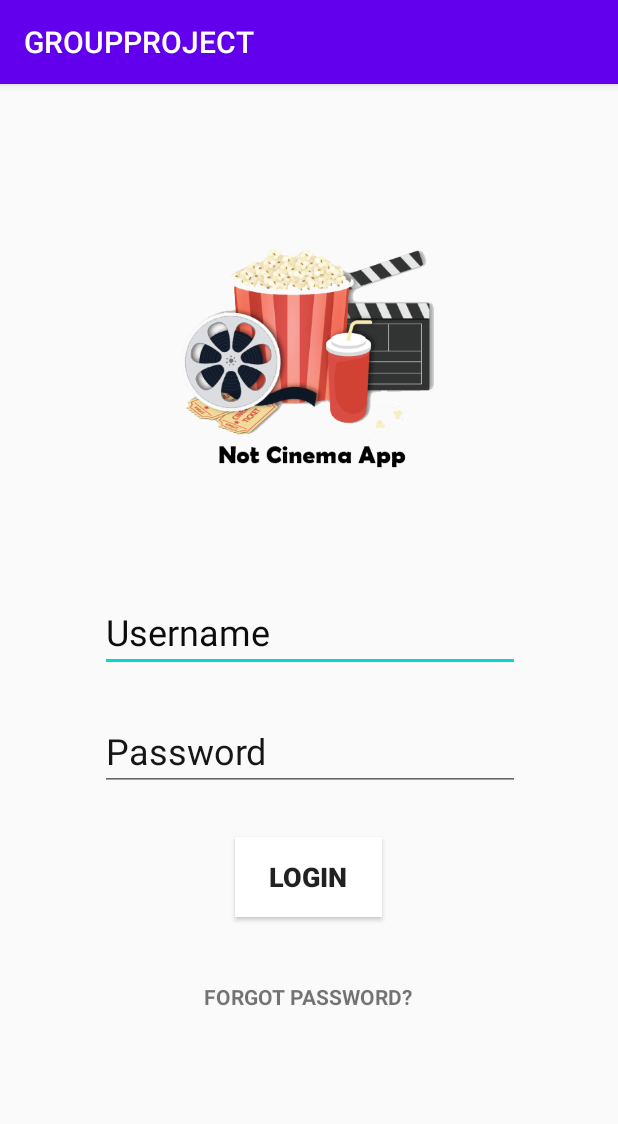
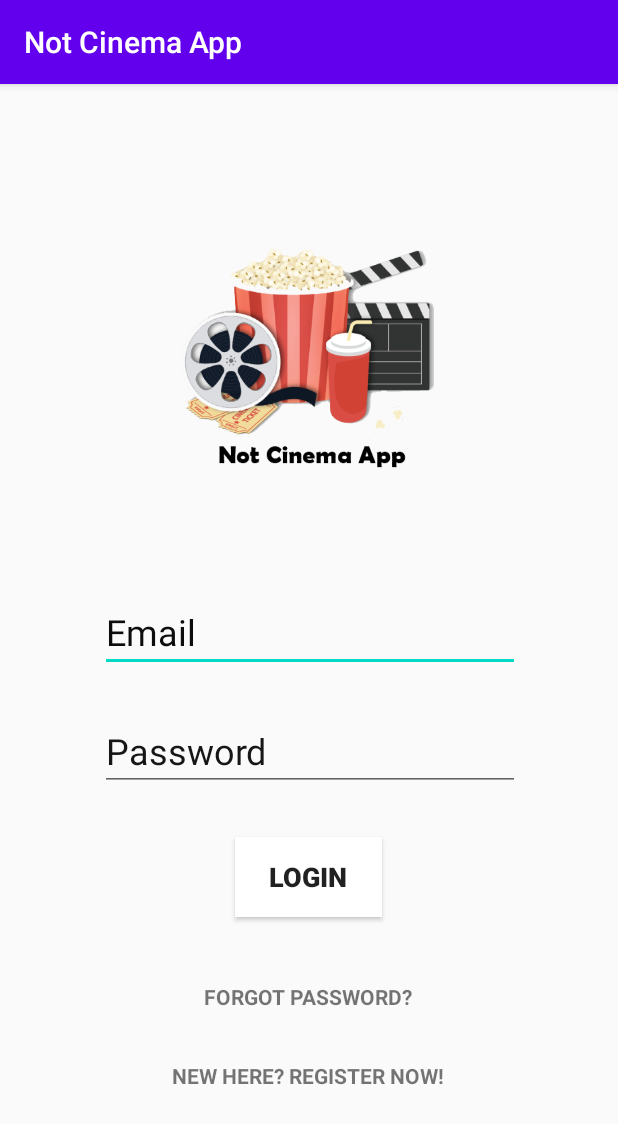
Before and after one commit to crosswind19/Cinema-Booking-App, an Android app: the screen it shows after launch (activity_login), on a phone screen of 412 x 824 dp. Shown: the top 1124 px of the screen. Run offline under Robolectric (Android 15) with nearby library versions, the light colour scheme and no system bars; our stand-ins replace Firebase (no records; nobody signed in at launch, a user with empty details on screens opened directly).

Commit message:
resgister and login
Both pages link with firebase

```diff
--- a/app/build.gradle
+++ b/app/build.gradle
@@ -44,6 +44,6 @@ dependencies {
     implementation 'com.google.firebase:firebase-analytics'
     // Declare the dependencies for any other desired Firebase products
     // For example, declare the dependencies for Firebase Authentication and Cloud Firestore
-    implementation 'com.google.firebase:firebase-auth'
+    implementation 'com.google.firebase:firebase-auth:20.0.2'
     implementation 'com.google.firebase:firebase-firestore'
 }
--- a/app/src/main/AndroidManifest.xml
+++ b/app/src/main/AndroidManifest.xml
@@ -2,10 +2,12 @@
 <manifest xmlns:android="http://schemas.android.com/apk/res/android"
     package="com.example.groupproject">
 
+    <uses-permission android:name="android.permission.INTERNET"/>
+
     <application
         android:allowBackup="true"
         android:icon="@mipmap/ic_launcher"
-        android:label="@string/app_name"
+        android:label="Not Cinema App"
         android:roundIcon="@mipmap/ic_launcher_round"
         android:supportsRtl="true"
         android:theme="@style/Theme.GROUPPROJECT">
--- a/app/src/main/java/com/example/groupproject/activity_login.java
+++ b/app/src/main/java/com/example/groupproject/activity_login.java
@@ -1,35 +1,101 @@
 package com.example.groupproject;
 
+import androidx.annotation.NonNull;
 import androidx.appcompat.app.AppCompatActivity;
 
+import android.content.DialogInterface;
 import android.content.Intent;
 import android.os.Bundle;
+import android.text.TextUtils;
+import android.view.View;
 import android.widget.Button;
 import android.widget.EditText;
 import android.widget.TextView;
+import android.widget.Toast;
+
+
+import com.google.android.gms.tasks.OnCompleteListener;
+import com.google.android.gms.tasks.Task;
+import com.google.firebase.auth.AuthResult;
+import com.google.firebase.auth.FirebaseAuth;
 
 public class activity_login extends AppCompatActivity {
 
-    private EditText Username;
-    private EditText Password;
-    private Button Login;
-    private TextView ForgotPassword;
+    EditText Email,Password;
+    Button Login;
+    TextView ForgotPassword,Reg;
     private int counter = 5;
+
+    FirebaseAuth fAuth;
 
     @Override
     protected void onCreate(Bundle savedInstanceState) {
         super.onCreate(savedInstanceState);
         setContentView(R.layout.activity_login);
 
-        Username = (EditText)findViewById(R.id.tv_username);
-        Password = (EditText)findViewById(R.id.tv_password);
-        Login = (Button)findViewById(R.id.btn_login);
-        ForgotPassword = (TextView)findViewById(R.id.tv_forgetpassword);
+        Email = findViewById(R.id.tv_Email);
+        Password = findViewById(R.id.tv_password);
+        Login = findViewById(R.id.btn_login);
+        ForgotPassword = findViewById(R.id.tv_forgetpassword);
+        Reg = findViewById(R.id.tv_Reg);
+        fAuth = FirebaseAuth.getInstance();
 
+        Login.setOnClickListener(new View.OnClickListener(){
+            @Override
+            public void onClick(View v){
+                String email = Email.getText().toString().trim();
+                String password = Password.getText().toString().trim();
 
+                if (TextUtils.isEmpty(email)){
+                    Email.setError("Email is Required.");
+                    return;
+                }
+
+                if (TextUtils.isEmpty(password)) {
+                    Password.setError("Password is Required.");
+                    return;
+                }
+
+                if (password.length() < 8) {
+                    Password.setError("Password Must be >= 8 Characters");
+                    return;
+                }
+
+                fAuth.signInWithEmailAndPassword(email,password).addOnCompleteListener(new OnCompleteListener<AuthResult>() {
+                    @Override
+                    public void onComplete(@NonNull Task<AuthResult> task) {
+                        if(task.isSuccessful()){
+                            Toast.makeText(activity_login.this, "Login Successful", Toast.LENGTH_SHORT).show();
+                            startActivity(new Intent(getApplicationContext(), MainActivity.class));
+                        } else {
+                            Toast.makeText(activity_login.this, "Error !" + task.getException().getMessage(), Toast.LENGTH_SHORT).show();
+                            counter--;
+
+                            if(counter==0){
+                                Login.setEnabled(false);
+                            }
+                        }
+                    }
+                });
+            }
+        });
+
+        Reg.setOnClickListener(new View.OnClickListener() {
+            @Override
+            public void onClick(View v) {
+                startActivity(new Intent(getApplicationContext(),activity_signup.class));
+            }
+        });
+
+        ForgotPassword.setOnClickListener(new View.OnClickListener() {
+            @Override
+            public void onClick(View v) {
+                startActivity(new Intent(getApplicationContext(),activity_forgotpassword.class));
+            }
+        });
     }
 
-    private void validate(String userName, String userPassword){
+  /*  private void validate(String userName, String userPassword){
         if((userName == "Admin") && (userPassword == "1234")){
             Intent intent = new Intent(activity_login.this, MainActivity.class);
             startActivity(intent);
@@ -40,5 +106,5 @@ public class activity_login extends AppCompatActivity {
                 Login.setEnabled(false);
             }
         }
-    }
+    }*/
 }
--- a/app/src/main/res/layout/activity_login.xml
+++ b/app/src/main/res/layout/activity_login.xml
@@ -7,11 +7,11 @@
     tools:context=".activity_login">
 
     <EditText
-        android:id="@+id/tv_username"
+        android:id="@+id/tv_Email"
         android:layout_width="wrap_content"
         android:layout_height="wrap_content"
         android:ems="10"
-        android:hint="Username"
+        android:hint="Email"
         android:inputType="textPersonName"
         android:textColor="#000000"
         android:textColorHint="#0C0C0C"
@@ -79,4 +79,17 @@
         app:layout_constraintTop_toTopOf="parent"
         app:layout_constraintVertical_bias="0.8" />
 
+    <TextView
+        android:id="@+id/tv_Reg"
+        android:layout_width="wrap_content"
+        android:layout_height="wrap_content"
+        android:text="NEW HERE? REGISTER NOW!"
+        android:textStyle="bold"
+        app:layout_constraintBottom_toBottomOf="parent"
+        app:layout_constraintEnd_toEndOf="parent"
+        app:layout_constraintHorizontal_bias="0.498"
+        app:layout_constraintStart_toStartOf="parent"
+        app:layout_constraintTop_toTopOf="parent"
+        app:layout_constraintVertical_bias="0.87" />
+
 </androidx.constraintlayout.widget.ConstraintLayout>
--- a/app/src/main/res/layout/activity_signup.xml
+++ b/app/src/main/res/layout/activity_signup.xml
@@ -11,7 +11,7 @@
         android:id="@+id/tv_text3"
         android:layout_width="wrap_content"
         android:layout_height="wrap_content"
-        android:text="ALREADY HAVE AN ACCOUT? LOGIN"
+        android:text="ALREADY HAVE AN ACCOUNT? LOGIN"
         android:textColor="#858484"
         android:textColorHighlight="#FFFFFF"
         android:textSize="14sp"
```
Also changed, not shown: app/src/main/java/com/example/groupproject/MainActivity.java (+10 -0 lines), app/src/main/java/com/example/groupproject/activity_signup.java (+77 -0 lines), app/src/main/res/layout/activity_main.xml (+22 -0 lines), 1 other file.
